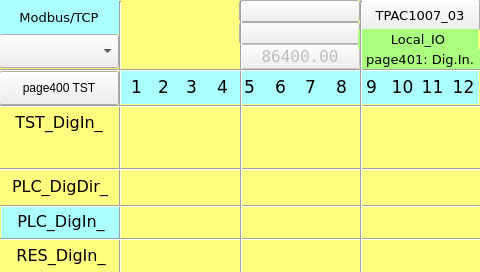
The window that TPAC1007_03/Local_IO_HMI/page401.ui (MECTsrl/mect_apps) describes before a commit, drawn with Qt 5.
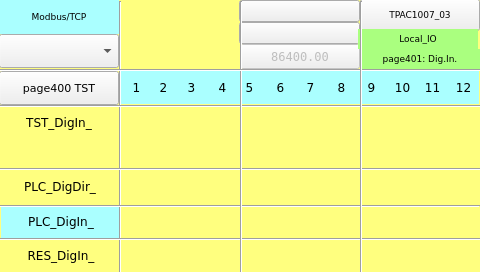
The same window after the commit. Custom widgets are drawn as their Qt base class.

Commit message: Fonts resize

Patch:
```diff
--- a/TPAC1007_03/Local_IO_HMI/page401.ui
+++ b/TPAC1007_03/Local_IO_HMI/page401.ui
@@ -187,7 +187,7 @@
 <property name="font">
 <font>
 <family>DejaVu Sans</family>
-<pointsize>13</pointsize>
+  <pointsize>9</pointsize>
 </font>
 </property>
 <property name="styleSheet">
@@ -355,7 +355,7 @@
 <property name="font">
 <font>
 <family>DejaVu Sans</family>
-<pointsize>13</pointsize>
+  <pointsize>9</pointsize>
 </font>
 </property>
 <property name="styleSheet">
@@ -380,7 +380,7 @@
 <property name="font">
 <font>
 <family>DejaVu Sans</family>
-<pointsize>12</pointsize>
+  <pointsize>9</pointsize>
 </font>
 </property>
 <property name="styleSheet">
@@ -490,7 +490,7 @@
 <property name="font">
 <font>
 <family>DejaVu Sans</family>
-<pointsize>13</pointsize>
+  <pointsize>9</pointsize>
 </font>
 </property>
 <property name="styleSheet">
@@ -624,6 +624,12 @@
 <property name="apparence">
 <enum>QFrame::Raised</enum>
 </property>
+<property name="font">
+ <font>
+  <family>DejaVu Sans</family>
+  <pointsize>8</pointsize>
+ </font>
+</property>
 </widget>
 <widget class="QLabel" name="label_PLC_DigIn_15">
 <property name="geometry">
@@ -637,7 +643,7 @@
 <property name="font">
 <font>
 <family>DejaVu Sans</family>
-<pointsize>12</pointsize>
+  <pointsize>9</pointsize>
 </font>
 </property>
 <property name="styleSheet">
@@ -698,7 +704,7 @@
 <property name="font">
 <font>
 <family>DejaVu Sans</family>
-<pointsize>13</pointsize>
+  <pointsize>9</pointsize>
 </font>
 </property>
 <property name="styleSheet">
@@ -826,7 +832,7 @@
 <property name="font">
 <font>
 <family>DejaVu Sans</family>
-<pointsize>13</pointsize>
+  <pointsize>9</pointsize>
 </font>
 </property>
 <property name="styleSheet">
@@ -936,7 +942,7 @@
 <property name="font">
 <font>
 <family>DejaVu Sans</family>
-<pointsize>13</pointsize>
+  <pointsize>9</pointsize>
 </font>
 </property>
 <property name="styleSheet">
@@ -1069,7 +1075,7 @@
 <property name="font">
 <font>
 <family>DejaVu Sans</family>
-<pointsize>10</pointsize>
+  <pointsize>7</pointsize>
 </font>
 </property>
 <property name="styleSheet">
@@ -1290,7 +1296,7 @@
 <property name="font">
 <font>
 <family>DejaVu Sans Mono</family>
-<pointsize>12</pointsize>
+  <pointsize>9</pointsize>
 </font>
 </property>
 <property name="text">
@@ -1366,7 +1372,7 @@
 <property name="font">
 <font>
 <family>DejaVu Sans</family>
-<pointsize>12</pointsize>
+  <pointsize>9</pointsize>
 <weight>50</weight>
 <bold>false</bold>
 </font>
@@ -1465,7 +1471,7 @@
 <property name="font">
 <font>
 <family>DejaVu Sans</family>
-<pointsize>12</pointsize>
+  <pointsize>9</pointsize>
 </font>
 </property>
 <property name="styleSheet">
@@ -1490,7 +1496,7 @@
 <property name="font">
 <font>
 <family>DejaVu Sans</family>
-<pointsize>13</pointsize>
+  <pointsize>9</pointsize>
 </font>
 </property>
 <property name="styleSheet">
@@ -1564,7 +1570,7 @@
 <property name="font">
 <font>
 <family>DejaVu Sans</family>
-<pointsize>10</pointsize>
+  <pointsize>7</pointsize>
 <weight>50</weight>
 <bold>false</bold>
 </font>
@@ -1740,7 +1746,7 @@
 <property name="font">
 <font>
 <family>DejaVu Sans</family>
-<pointsize>13</pointsize>
+  <pointsize>9</pointsize>
 </font>
 </property>
 <property name="styleSheet">
@@ -1765,7 +1771,7 @@
 <property name="font">
 <font>
 <family>DejaVu Sans</family>
-<pointsize>13</pointsize>
+  <pointsize>9</pointsize>
 </font>
 </property>
 <property name="styleSheet">
@@ -1983,7 +1989,7 @@
 <property name="font">
 <font>
 <family>DejaVu Sans</family>
-<pointsize>13</pointsize>
+  <pointsize>9</pointsize>
 </font>
 </property>
 <property name="styleSheet">
@@ -2097,7 +2103,7 @@
 <property name="font">
 <font>
 <family>DejaVu Sans</family>
-<pointsize>13</pointsize>
+  <pointsize>9</pointsize>
 </font>
 </property>
 <property name="styleSheet">
@@ -2158,7 +2164,7 @@
 <property name="font">
 <font>
 <family>DejaVu Sans</family>
-<pointsize>10</pointsize>
+  <pointsize>7</pointsize>
 </font>
 </property>
 <property name="styleSheet">
@@ -2268,7 +2274,7 @@
 <property name="font">
 <font>
 <family>DejaVu Sans</family>
-<pointsize>13</pointsize>
+  <pointsize>9</pointsize>
 </font>
 </property>
 <property name="styleSheet">
@@ -2486,7 +2492,7 @@
 <property name="font">
 <font>
 <family>DejaVu Sans</family>
-<pointsize>10</pointsize>
+  <pointsize>7</pointsize>
 </font>
 </property>
 <property name="styleSheet">
```
Left out of the diff: 350 changed lines with no effect on the pictures. The commit also changes 70 other files.
